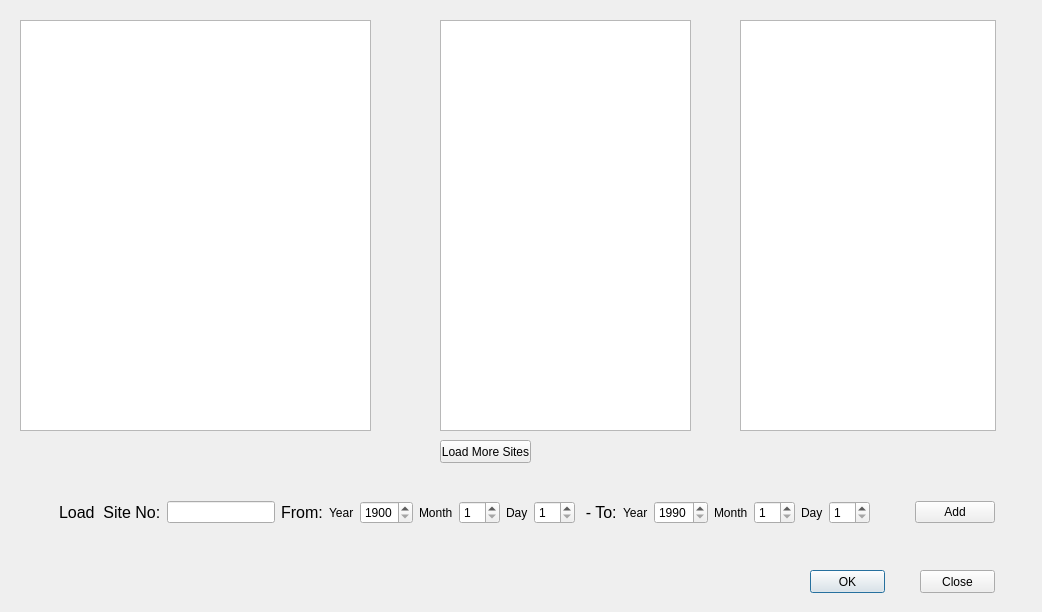
Qt form dialog_loaddata.ui (khafen74/av_usgs) before a commit.
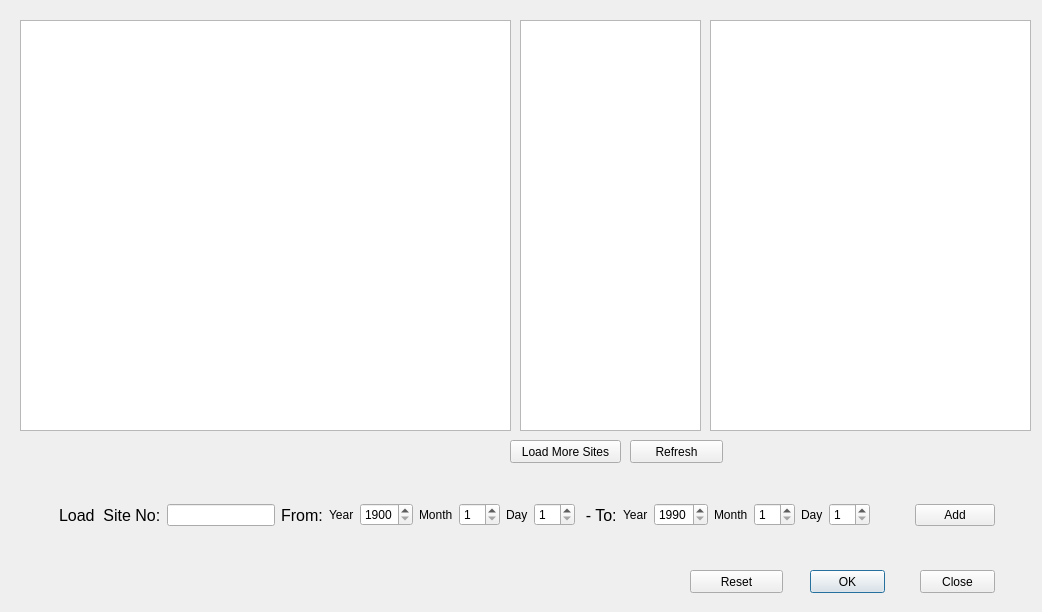
The same form after that commit.

Commit message: populating UIs with database queries

Patch:
```diff
--- a/dialog_loaddata.ui
+++ b/dialog_loaddata.ui
@@ -18,7 +18,7 @@
     <rect>
      <x>20</x>
      <y>20</y>
-     <width>351</width>
+     <width>491</width>
      <height>411</height>
     </rect>
    </property>
@@ -26,9 +26,9 @@
   <widget class="QTableView" name="tv_states">
    <property name="geometry">
     <rect>
-     <x>440</x>
+     <x>520</x>
      <y>20</y>
-     <width>251</width>
+     <width>181</width>
      <height>411</height>
     </rect>
    </property>
@@ -36,9 +36,9 @@
   <widget class="QTableView" name="tv_load">
    <property name="geometry">
     <rect>
-     <x>740</x>
+     <x>710</x>
      <y>20</y>
-     <width>256</width>
+     <width>321</width>
      <height>411</height>
     </rect>
    </property>
@@ -72,9 +72,9 @@
   <widget class="QPushButton" name="btn_loadSites">
    <property name="geometry">
     <rect>
-     <x>440</x>
+     <x>510</x>
      <y>440</y>
-     <width>91</width>
+     <width>111</width>
      <height>23</height>
     </rect>
    </property>
@@ -82,13 +82,13 @@
     <string>Load More Sites</string>
    </property>
   </widget>
-  <widget class="QWidget" name="">
+  <widget class="QWidget" name="layoutWidget">
    <property name="geometry">
     <rect>
      <x>20</x>
      <y>500</y>
      <width>975</width>
-     <height>25</height>
+     <height>30</height>
     </rect>
    </property>
    <layout class="QHBoxLayout" name="horizontalLayout">
@@ -296,6 +296,45 @@
     </item>
    </layout>
   </widget>
+  <widget class="QPushButton" name="btn_refresh">
+   <property name="geometry">
+    <rect>
+     <x>630</x>
+     <y>440</y>
+     <width>93</width>
+     <height>23</height>
+    </rect>
+   </property>
+   <property name="minimumSize">
+    <size>
+     <width>0</width>
+     <height>23</height>
+    </size>
+   </property>
+   <property name="text">
+    <string>Refresh</string>
+   </property>
+  </widget>
+  <widget class="QPushButton" name="btn_reset">
+   <property name="geometry">
+    <rect>
+     <x>690</x>
+     <y>570</y>
+     <width>93</width>
+     <height>23</height>
+    </rect>
+   </property>
+   <property name="minimumSize">
+    <size>
+     <width>0</width>
+     <height>23</height>
+    </size>
+   </property>
+   <property name="text">
+    <string>Reset</string>
+   </property>
+  </widget>
+  <zorder>layoutWidget</zorder>
   <zorder>tv_sites</zorder>
   <zorder>tv_states</zorder>
   <zorder>tv_load</zorder>
```
Left out of the diff: 22 changed lines with no effect on the pictures. The commit also changes 2 other files.
